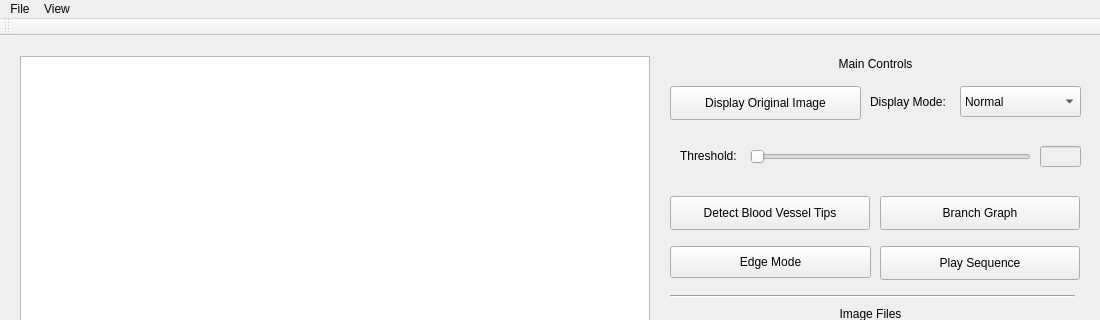
First picture: the form in mainwindow.ui, repository qchen2017/BloodVesselVisualization, before the edit; both pictures show x 0 to 1100 and y 0 to 320 of the 1100 by 680 pixel window.
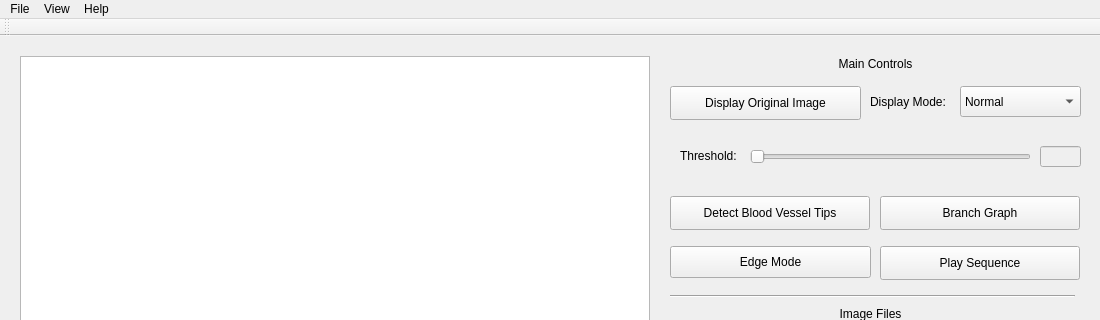
Second picture: the form after the edit.

Commit message: added help on menu bar

```diff
--- a/mainwindow.ui
+++ b/mainwindow.ui
@@ -294,8 +294,15 @@
     <addaction name="actionFit_to_Window"/>
     <addaction name="menuZoom"/>
    </widget>
+   <widget class="QMenu" name="menuHelp">
+    <property name="title">
+     <string>Help</string>
+    </property>
+    <addaction name="actionView_Documentation"/>
+   </widget>
    <addaction name="menuFile"/>
    <addaction name="menuView"/>
+   <addaction name="menuHelp"/>
   </widget>
   <widget class="QStatusBar" name="statusBar"/>
   <action name="actionOpen">
```
Left out of the diff: 11 changed lines with no effect on the pictures. The commit also changes 6 other files.
